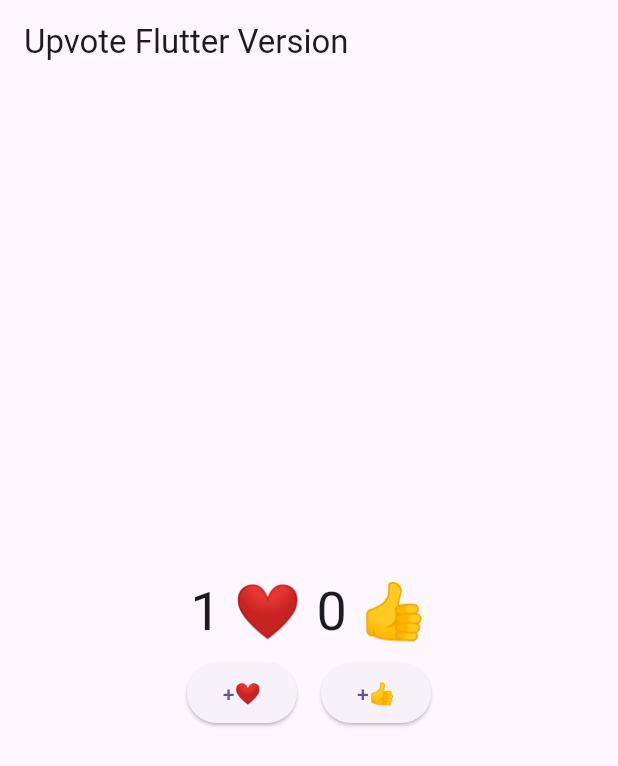
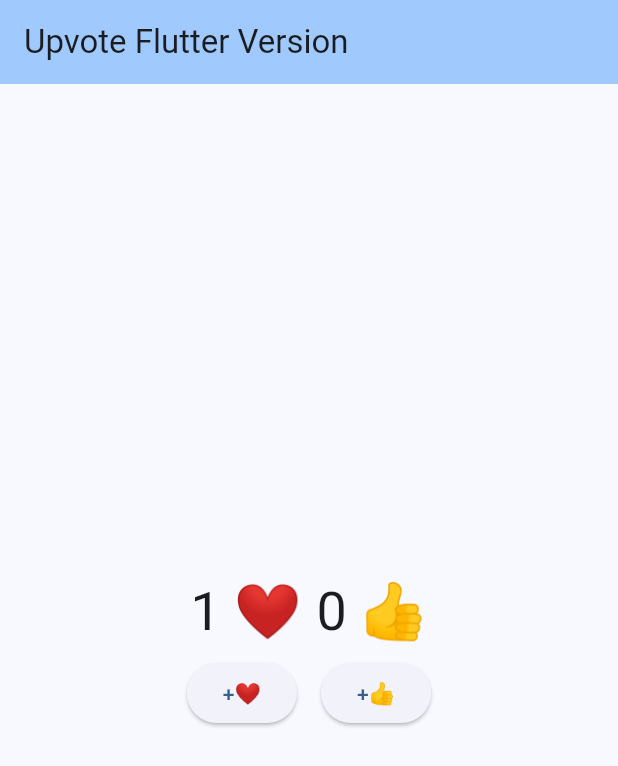
Before and after one commit to emmanuelCode/upvote-flutter, a Flutter app: the screen it shows after launch, after a tap on "+❤", on a phone screen of 412 x 824 dp. Shown: the top 766 px of the screen. Run offline on Flutter 3.47's test engine with Material 3 defaults, Android fonts, the phone set to English and light mode, and no system bars; our stand-ins replace flutter_riverpod, freezed_annotation, riverpod_annotation; generated files the repository leaves out were written again.

```diff
--- a/lib/Intent/upvote_intent.dart
+++ b/lib/Intent/upvote_intent.dart
@@ -18,11 +18,9 @@ class MainViewIntentFactory extends _$MainViewIntentFactory {
   UpvoteModel build() => const UpvoteModel(hearts: 0, thumbsUp: 0);
 
   void toIntent(MainViewEvent mainViewEvent) {
-    switch (mainViewEvent) {
-      case ThumbsUpClick():
-        state = state.copyWith(thumbsUp: state.thumbsUp + 1);
-      case LoveItClick():
-        state = state.copyWith(hearts: state.hearts + 1);
-    }
+    state = switch (mainViewEvent) {
+      ThumbsUpClick() => state.copyWith(thumbsUp: state.thumbsUp + 1),
+      LoveItClick() => state.copyWith(hearts: state.hearts + 1),
+    };
   }
 }
--- a/lib/View/upvote.dart
+++ b/lib/View/upvote.dart
@@ -11,9 +11,9 @@ class UpVote extends StatelessWidget {
   @override
   Widget build(BuildContext context) {
     return MaterialApp(
-      title: 'Flutter Demo',
+      title: 'Flutter MVI Demo',
       theme: ThemeData(
-        primarySwatch: Colors.blue,
+        colorScheme: ColorScheme.fromSeed(seedColor: Colors.blue),
       ),
       home: _MyHomePageState(),
     );
@@ -26,6 +26,7 @@ class _MyHomePageState extends StatelessWidget {
     return Scaffold(
         appBar: AppBar(
           title: const Text('Upvote Flutter Version'),
+          backgroundColor: Theme.of(context).colorScheme.inversePrimary,
         ),
         body: Consumer(
           // share the provider variable to it children widget using the consumer
@@ -75,7 +76,6 @@ class _MyHomePageState extends StatelessWidget {
                               .read(mainViewIntentFactoryProvider.notifier)
                               .toIntent(ThumbsUpClick());
                           debugPrint('thumb');
-
                         },
                       ),
                     ),
```
Also changed, not shown: pubspec.yaml (+23 -12 lines), pubspec.lock, sample_image.png.
